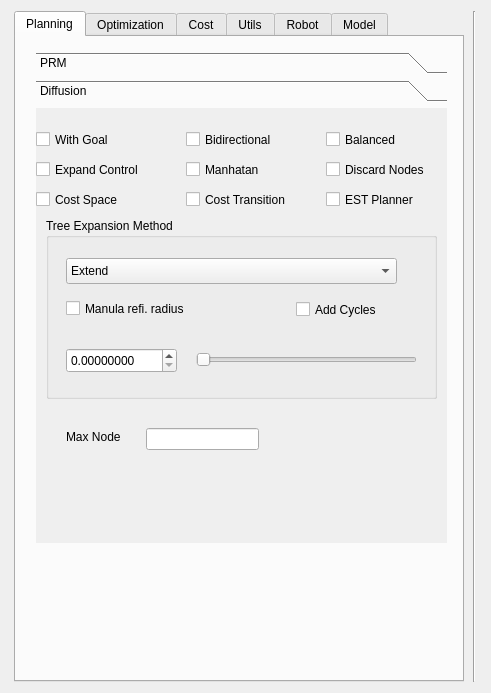
Before: the Qt Designer form qtWindow/qtMainInterface/sidewindow.ui in jmainpri/libmove3d, drawn with Qt 5.
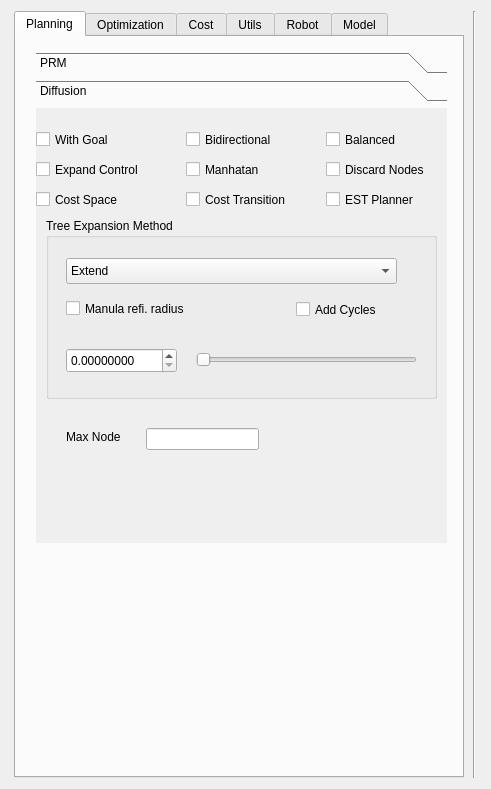
After: the same form once the commit is applied. The open tabs and pages were chosen to show the change. Custom widgets are drawn as their Qt base class.

Diff of the .ui file:
```diff
--- a/qtWindow/qtMainInterface/sidewindow.ui
+++ b/qtWindow/qtMainInterface/sidewindow.ui
@@ -7,7 +7,7 @@
     <x>0</x>
     <y>0</y>
     <width>491</width>
-    <height>693</height>
+    <height>789</height>
    </rect>
   </property>
   <property name="sizePolicy">
```
Left out of the diff: 13 changed lines with no effect on the pictures.
